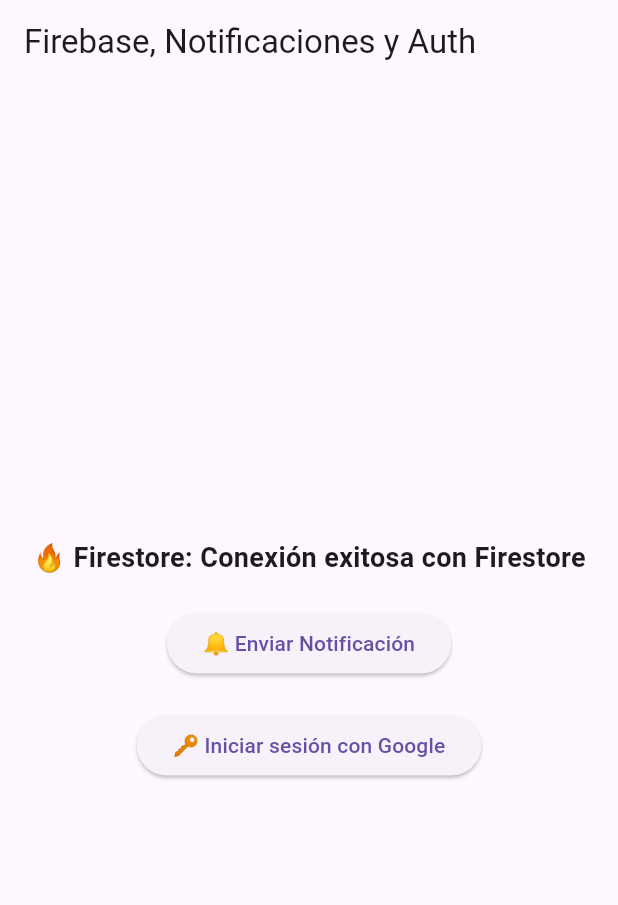
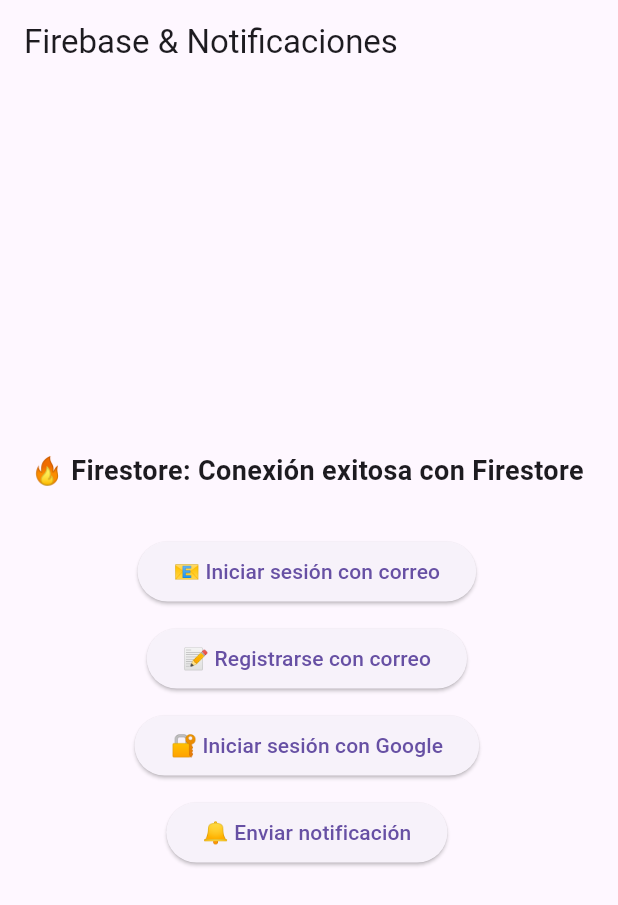
Before and after one commit to sergionet17/mi_app, a Flutter app: the screen it shows after launch, on a phone screen of 412 x 824 dp. Shown: the top 905 px of the screen. Run offline on Flutter 3.47's test engine with Material 3 defaults, Android fonts, the phone set to English and light mode, and no system bars; our stand-ins replace cloud_firestore, firebase_auth, firebase_core, firebase_messaging, flutter_local_notifications, google_sign_in; accounts and stored records are empty.

Commit message:
🔥 Base Flutter Firebase Template

```diff
--- a/lib/dashboard_screen.dart
+++ b/lib/dashboard_screen.dart
@@ -1,5 +1,6 @@
 import 'package:flutter/material.dart';
 import 'auth_service.dart';
+import 'home_page.dart';
 import 'main.dart';
 
 class DashboardScreen extends StatelessWidget {
--- /dev/null
+++ b/lib/home_page.dart
@@ -0,0 +1,109 @@
+import 'package:flutter/material.dart';
+import 'package:firebase_auth/firebase_auth.dart';
+import 'package:google_sign_in/google_sign_in.dart';
+import 'package:cloud_firestore/cloud_firestore.dart';
+import 'notification_service.dart';
+
+class HomePage extends StatefulWidget {
+  @override
+  _HomePageState createState() => _HomePageState();
+}
+
+class _HomePageState extends State<HomePage> {
+  final FirebaseFirestore _firestore = FirebaseFirestore.instance;
+  String _mensajeFirestore = "Esperando conexión...";
+
+  @override
+  void initState() {
+    super.initState();
+    _probarConexionFirestore();
+  }
+
+  Future<void> _probarConexionFirestore() async {
+    try {
+      await _firestore.collection('pruebas').doc('conexion').set({
+        'mensaje': 'Conexión exitosa con Firestore',
+        'timestamp': FieldValue.serverTimestamp(),
+      });
+
+      DocumentSnapshot doc = await _firestore.collection('pruebas').doc('conexion').get();
+      setState(() {
+        _mensajeFirestore = doc['mensaje'];
+      });
+
+      print("✅ Firestore conectado correctamente.");
+    } catch (e) {
+      setState(() {
+        _mensajeFirestore = "Error conectando a Firestore: $e";
+      });
+      print("❌ Error conectando a Firestore: $e");
+    }
+  }
+
+  void _sendTestNotification() {
+    NotificationService.showNotification(
+      title: "Prueba Manual",
+      body: "Si ves esto, la notificación funciona!",
+    );
+  }
+
+  Future<void> _signInWithGoogle() async {
+    print("🔄 Iniciando sesión con Google...");
+    try {
+      final GoogleSignInAccount? googleUser = await GoogleSignIn().signIn();
+      if (googleUser == null) return;
+
+      final GoogleSignInAuthentication googleAuth = await googleUser.authentication;
+      final credential = GoogleAuthProvider.credential(
+        accessToken: googleAuth.accessToken,
+        idToken: googleAuth.idToken,
+      );
+
+      final userCredential = await FirebaseAuth.instance.signInWithCredential(credential);
+      print("✅ Sesión iniciada con Google: ${userCredential.user?.email}");
+
+      Navigator.pushReplacementNamed(context, '/dashboard');
+    } catch (e) {
+      print("❌ Error al iniciar sesión con Google: $e");
+    }
+  }
+
+  @override
+  Widget build(BuildContext context) {
+    return Scaffold(
+      appBar: AppBar(title: Text("Firebase & Notificaciones")),
+      body: Padding(
+        padding: const EdgeInsets.all(20.0),
+        child: Column(
+          mainAxisAlignment: MainAxisAlignment.center,
+          children: [
+            Text(
+              "🔥 Firestore: $_mensajeFirestore",
+              style: TextStyle(fontSize: 18, fontWeight: FontWeight.bold),
+            ),
+            SizedBox(height: 30),
+            ElevatedButton(
+              onPressed: () => Navigator.pushNamed(context, '/login'),
+              child: Text("📧 Iniciar sesión con correo"),
+            ),
+            SizedBox(height: 10),
+            ElevatedButton(
+              onPressed: () => Navigator.pushNamed(context, '/register'),
+              child: Text("📝 Registrarse con correo"),
+            ),
+            SizedBox(height: 10),
+            ElevatedButton(
+              onPressed: _signInWithGoogle,
+              child: Text("🔐 Iniciar sesión con Google"),
+            ),
+            SizedBox(height: 10),
+            ElevatedButton(
+              onPressed: _sendTestNotification,
+              child: Text("🔔 Enviar notificación"),
+            ),
+          ],
+        ),
+      ),
+    );
+  }
+}
--- a/lib/main.dart
+++ b/lib/main.dart
@@ -1,12 +1,14 @@
-import 'package:firebase_auth/firebase_auth.dart';
 import 'package:flutter/material.dart';
 import 'package:firebase_core/firebase_core.dart';
 import 'firebase_options.dart';
 import 'notification_service.dart';
+
+import 'home_page.dart';
+import 'email_login_screen.dart';
+import 'dashboard_screen.dart';
+import 'email_register_screen.dart'; // ✅ Asegúrate de importar esta
+
 import 'package:firebase_messaging/firebase_messaging.dart';
-import 'package:cloud_firestore/cloud_firestore.dart';
-import 'auth_service.dart';
-import 'dashboard_screen.dart'; // Importar la nueva pantalla
 
 void main() async {
   WidgetsFlutterBinding.ensureInitialized();
@@ -19,12 +21,11 @@
   bool isSupported = await FirebaseMessaging.instance.isSupported();
   if (isSupported) {
     FirebaseMessaging.instance.getToken().then((token) {
-      print("🔑 Token de Firebase en Web: $token");
+      print("🔑 Token de Firebase: $token");
     });
 
     FirebaseMessaging.onMessage.listen((RemoteMessage message) {
       print("🔔 Notificación recibida: ${message.notification?.title} - ${message.notification?.body}");
-
       NotificationService.showNotification(
         title: message.notification?.title ?? "Notificación",
         body: message.notification?.body ?? "Has recibido un mensaje",
@@ -40,120 +41,14 @@
   Widget build(BuildContext context) {
     return MaterialApp(
       debugShowCheckedModeBanner: false,
-      title: 'Prueba Firebase y Notificaciones',
-      home: HomePage(),
+      title: 'Mi App Firebase',
+      initialRoute: '/',
+      routes: {
+        '/': (context) => HomePage(),
+        '/login': (context) => EmailLoginScreen(),
+        '/register': (context) => EmailRegisterScreen(), // ✅ Ruta correcta
+        '/dashboard': (context) => DashboardScreen(),
+      },
     );
   }
 }
-
-class HomePage extends StatefulWidget {
-  @override
-  _HomePageState createState() => _HomePageState();
-}
-
-class _HomePageState extends State<HomePage> {
-  final FirebaseFirestore _firestore = FirebaseFirestore.instance;
-  final AuthService _authService = AuthService();
-  String _mensajeFirestore = "Esperando conexión...";
-  User? _user;
-
-  @override
-  void initState() {
-    super.initState();
-    _probarConexionFirestore();
-    _user = _authService.currentUser;
-  }
-
-  Future<void> _probarConexionFirestore() async {
-    try {
-      await _firestore.collection('pruebas').doc('conexion').set({
-        'mensaje': 'Conexión exitosa con Firestore',
-        'timestamp': FieldValue.serverTimestamp(),
-      });
-
-      DocumentSnapshot doc = await _firestore.collection('pruebas').doc('conexion').get();
-      setState(() {
-        _mensajeFirestore = doc['mensaje'];
-      });
-
-      print("✅ Firestore conectado correctamente.");
-    } catch (e) {
-      setState(() {
-        _mensajeFirestore = "Error conectando a Firestore: $e";
-      });
-      print("❌ Error conectando a Firestore: $e");
-    }
-  }
-
-  void _sendTestNotification() {
-    NotificationService.showNotification(
-      title: "Prueba Manual",
-      body: "Si ves esto, la notificación funciona!",
-    );
-  }
-
-  Future<void> _signIn() async {
-    final user = await _authService.signInWithGoogle();
-    if (user != null) {
-      setState(() {
-        _user = user;
-      });
-      print("✅ Usuario autenticado: ${user.displayName}");
-
-      // 🚀 Redirigir a DashboardScreen después de iniciar sesión
-      WidgetsBinding.instance.addPostFrameCallback((_) {
-        Navigator.pushReplacement(
-          context,
-          MaterialPageRoute(builder: (context) => DashboardScreen()),
-        );
-      });
-    }
-  }
-
-  Future<void> _signOut() async {
-    await _authService.signOut();
-    setState(() {
-      _user = null;
-    });
-    print("✅ Sesión cerrada");
-  }
-
-  @override
-  Widget build(BuildContext context) {
-    return Scaffold(
-      appBar: AppBar(title: Text("Firebase, Notificaciones y Auth")),
-      body: Column(
-        mainAxisAlignment: MainAxisAlignment.center,
-        children: [
-          Center(
-            child: Text(
-              "🔥 Firestore: $_mensajeFirestore",
-              style: TextStyle(fontSize: 18, fontWeight: FontWeight.bold),
-            ),
-          ),
-          SizedBox(height: 20),
-          ElevatedButton(
-            onPressed: _sendTestNotification,
-            child: Text("🔔 Enviar Notificación"),
-          ),
-          SizedBox(height: 20),
-          _user == null
-              ? ElevatedButton(
-            onPressed: _signIn,
-            child: Text("🔑 Iniciar sesión con Google"),
-          )
-              : Column(
-            children: [
-              Text("👤 Usuario: ${_user!.displayName}"),
-              SizedBox(height: 10),
-              ElevatedButton(
-                onPressed: _signOut,
-                child: Text("🚪 Cerrar sesión"),
-              ),
-            ],
-          ),
-        ],
-      ),
-    );
-  }
-}
```
Also changed, not shown: lib/email_login_screen.dart (added, +77 -0 lines), lib/email_register_screen.dart (added, +81 -0 lines), 1 other file.
